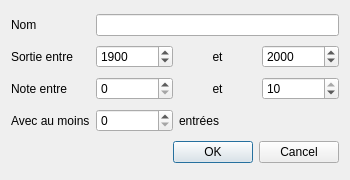
Qt form Dialogs/FiltersDialog.ui (AmbreM71/MovieManager) before a commit.
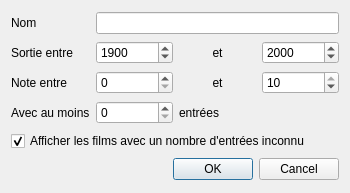
The same form after that commit.

What changed in the file:
```diff
--- a/Dialogs/FiltersDialog.ui
+++ b/Dialogs/FiltersDialog.ui
@@ -7,7 +7,7 @@
     <x>0</x>
     <y>0</y>
     <width>350</width>
-    <height>180</height>
+    <height>193</height>
    </rect>
   </property>
   <property name="windowTitle">
@@ -134,6 +134,19 @@
      </property>
     </widget>
    </item>
+   <item row="4" column="0" colspan="4">
+    <widget class="QCheckBox" name="UnknownEntriesCheckbox">
+     <property name="text">
+      <string>Afficher les films avec un nombre d'entrées inconnu</string>
+     </property>
+     <property name="checkable">
+      <bool>true</bool>
+     </property>
+     <property name="checked">
+      <bool>true</bool>
+     </property>
+    </widget>
+   </item>
   </layout>
  </widget>
  <tabstops>
```
